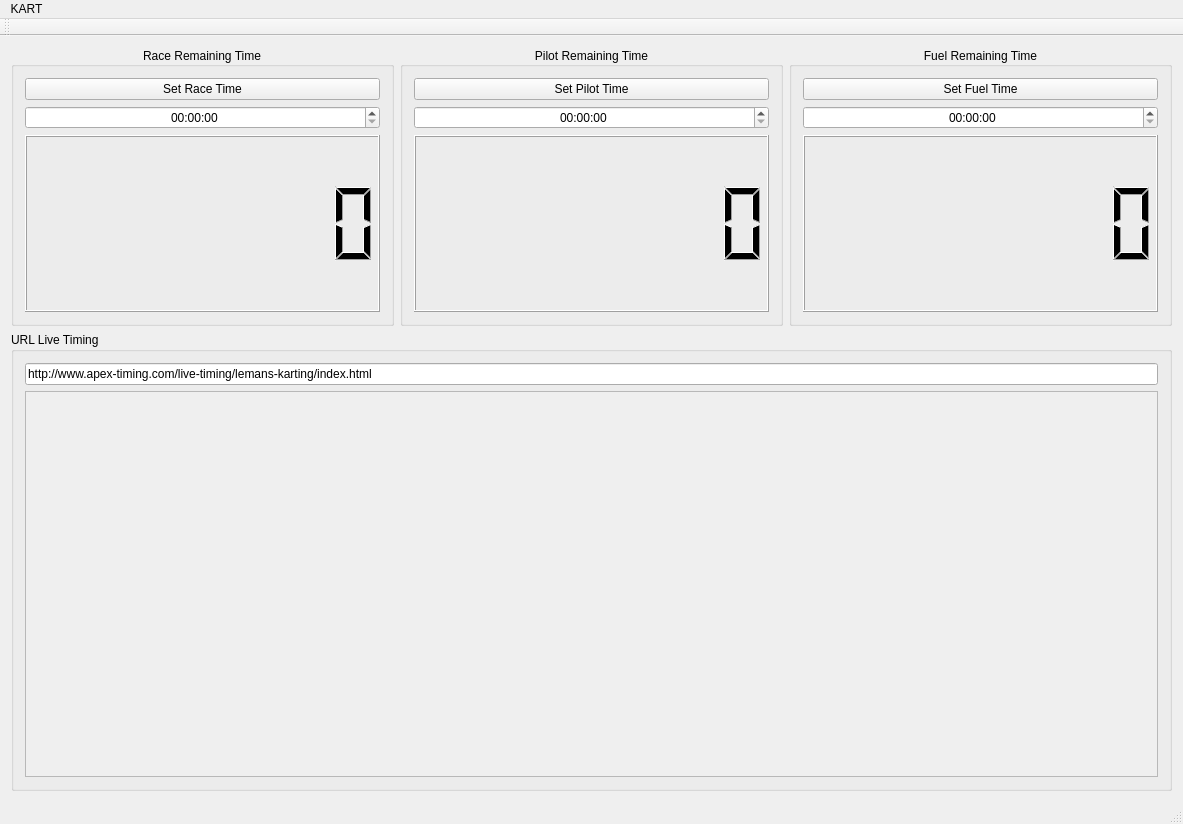
The window that mainwindow.ui (Sixdsn/KART) describes before a commit, drawn with Qt 5.
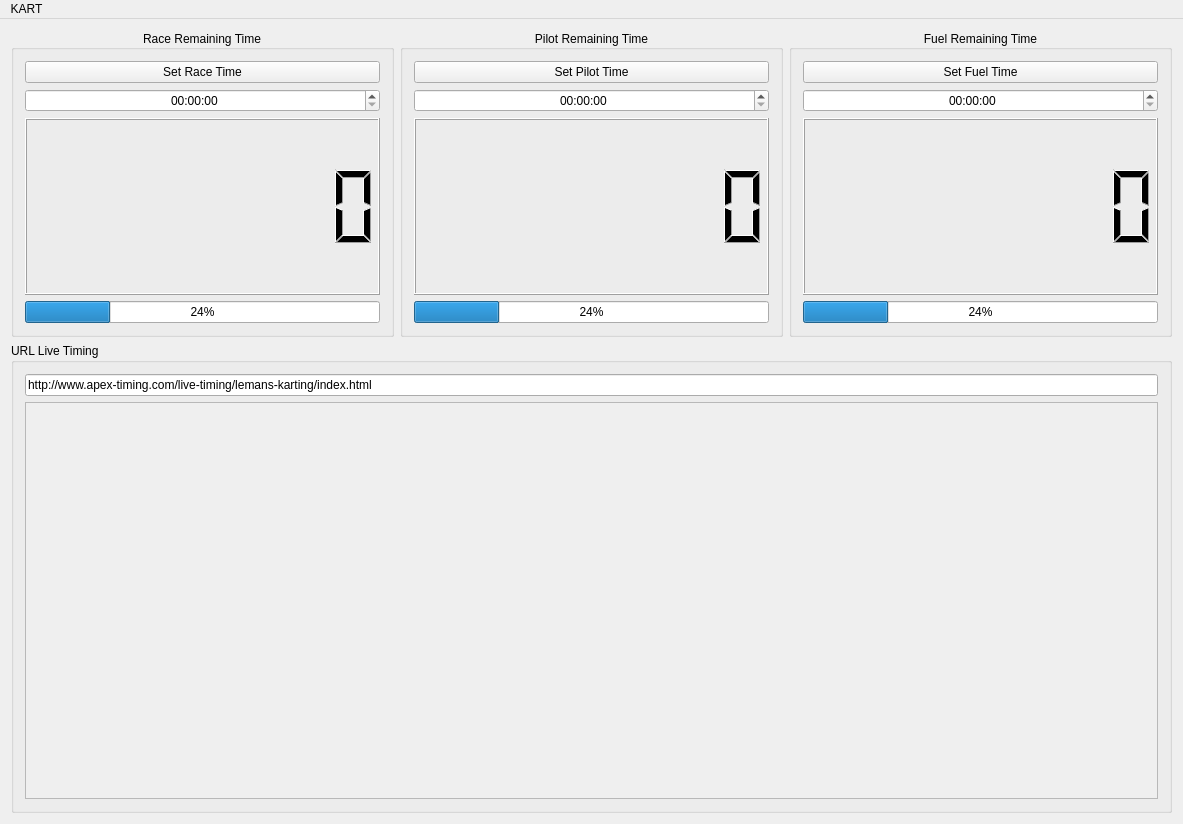
The same window after the commit.

Commit message: add popup before starting race => need to use the progress bars

Patch:
```diff
--- a/mainwindow.ui
+++ b/mainwindow.ui
@@ -89,6 +89,13 @@
            </property>
           </widget>
          </item>
+         <item>
+          <widget class="QProgressBar" name="progressBarRace">
+           <property name="value">
+            <number>24</number>
+           </property>
+          </widget>
+         </item>
         </layout>
        </widget>
       </item>
@@ -158,6 +165,13 @@
            </property>
           </widget>
          </item>
+         <item>
+          <widget class="QProgressBar" name="progressBarPilot">
+           <property name="value">
+            <number>24</number>
+           </property>
+          </widget>
+         </item>
         </layout>
        </widget>
       </item>
@@ -227,6 +241,13 @@
            </property>
           </widget>
          </item>
+         <item>
+          <widget class="QProgressBar" name="progressBarFuel">
+           <property name="value">
+            <number>24</number>
+           </property>
+          </widget>
+         </item>
         </layout>
        </widget>
       </item>
@@ -264,7 +285,7 @@
               <x>0</x>
               <y>0</y>
               <width>1135</width>
-              <height>386</height>
+              <height>390</height>
              </rect>
             </property>
            </widget>
@@ -296,15 +317,6 @@
    </widget>
    <addaction name="menuKART"/>
   </widget>
-  <widget class="QStatusBar" name="statusBar"/>
-  <widget class="QToolBar" name="mainToolBar">
-   <attribute name="toolBarArea">
-    <enum>TopToolBarArea</enum>
-   </attribute>
-   <attribute name="toolBarBreak">
-    <bool>false</bool>
-   </attribute>
-  </widget>
   <action name="actionExit">
    <property name="text">
     <string>Exit</string>
```
The commit also changes 4 other files.
